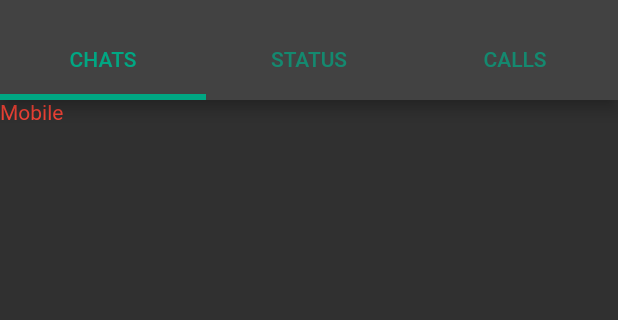
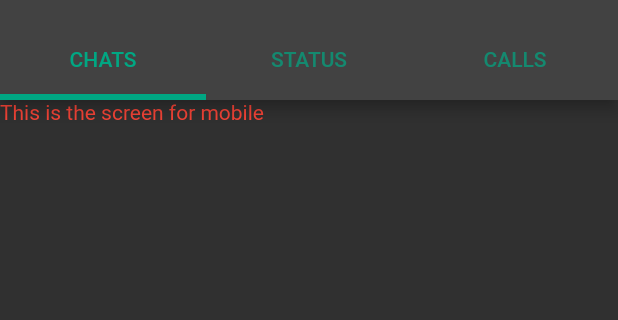
Before and after one commit to AliAhmed06/whatsApp_ui, a Flutter app: the screen it shows after launch, on a phone screen of 412 x 824 dp, the part 59-379 px from its top. Run offline on Flutter 3.47's test engine with Material 2 defaults, Android fonts, the phone set to English and light mode, and no system bars.

Commit message:
first commit

```diff
--- a/lib/screens/mobile_screen_layout.dart
+++ b/lib/screens/mobile_screen_layout.dart
@@ -35,7 +35,7 @@ class MobileScreenLayout extends StatelessWidget {
         body: Column(
           children: [
             Text(
-              'Mobile',
+              'This is the screen for mobile',
               style: TextStyle(color: Colors.red),
             ),
           ],
```
